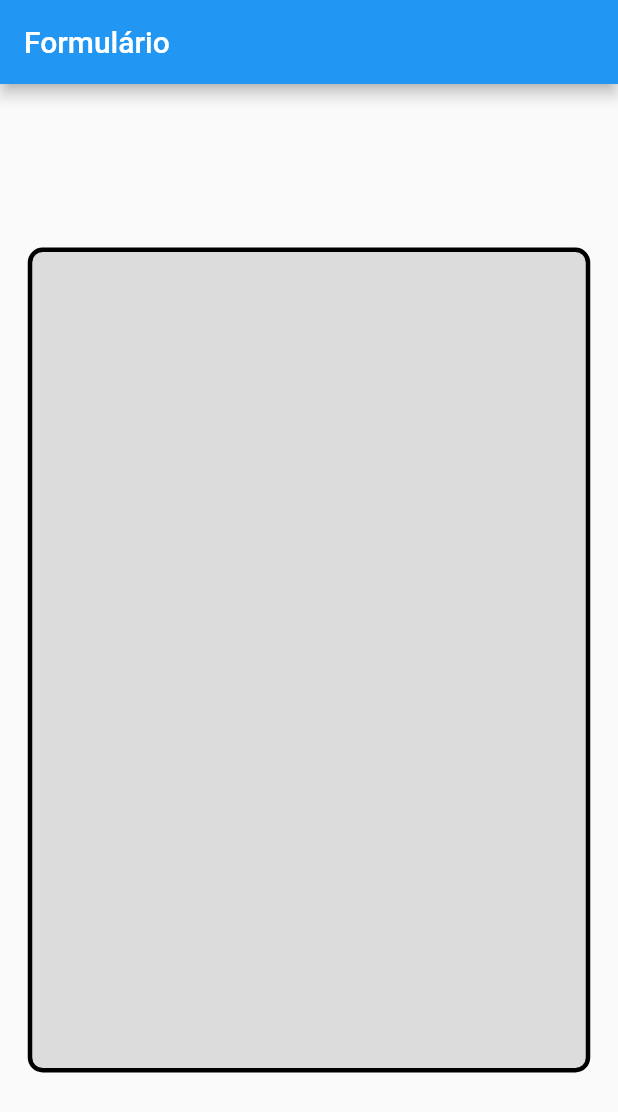
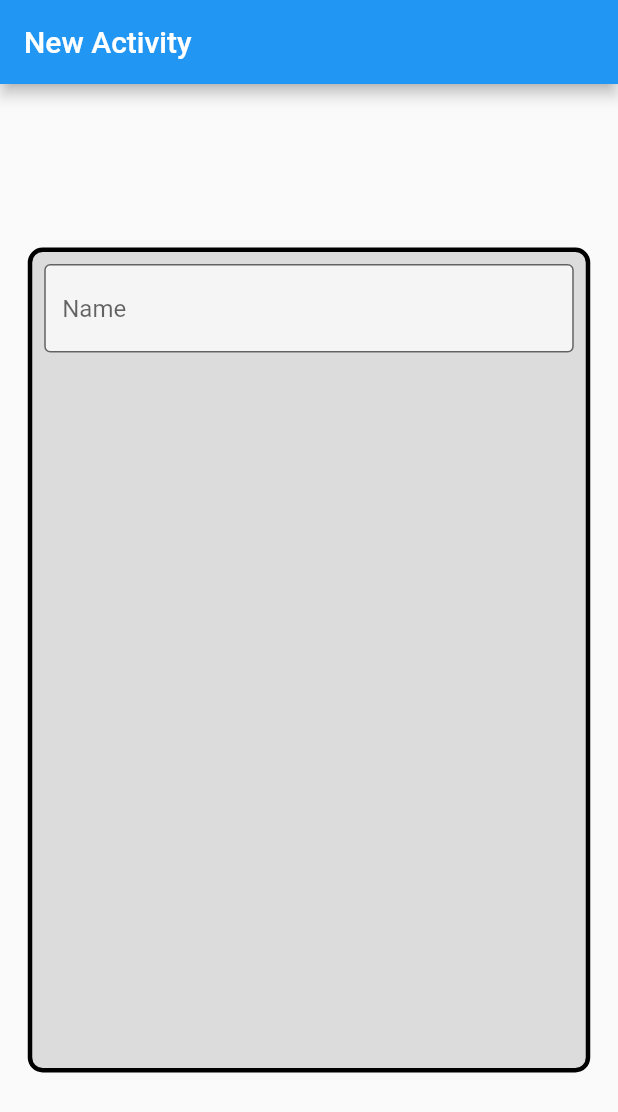
Before and after one commit to silveiraluisf/projeto-flutter-treino-3, a Flutter app: the screen it shows after launch, on a phone screen of 412 x 824 dp. Shown: the top 1112 px of the screen. Run offline on Flutter 3.47's test engine with Material 2 defaults, Android fonts, the phone set to English and light mode, and no system bars.

Commit message:
primeiro campo do formulário adicionado

```diff
--- a/lib/screens/form_screen.dart
+++ b/lib/screens/form_screen.dart
@@ -12,7 +12,7 @@ class _FormScreenState extends State<FormScreen> {
   Widget build(BuildContext context) {
     return Scaffold(
       appBar: AppBar(
-        title: const Text('Formulário'),
+        title: const Text('New Activity'),
       ),
       body: Center(
         child: Container(
@@ -23,6 +23,21 @@ class _FormScreenState extends State<FormScreen> {
             borderRadius: BorderRadius.circular(10),
             border: Border.all(width: 3),
           ),
+          child: Column(
+            children: [
+              Padding(
+                padding: const EdgeInsets.all(8.0),
+                child: TextFormField(
+                  decoration: const InputDecoration(
+                    border: OutlineInputBorder(),
+                    hintText: 'Name',
+                    fillColor: Colors.white70,
+                    filled: true,
+                  ),
+                ),
+              ),
+            ],
+          ),
         ),
       ),
     );
```
